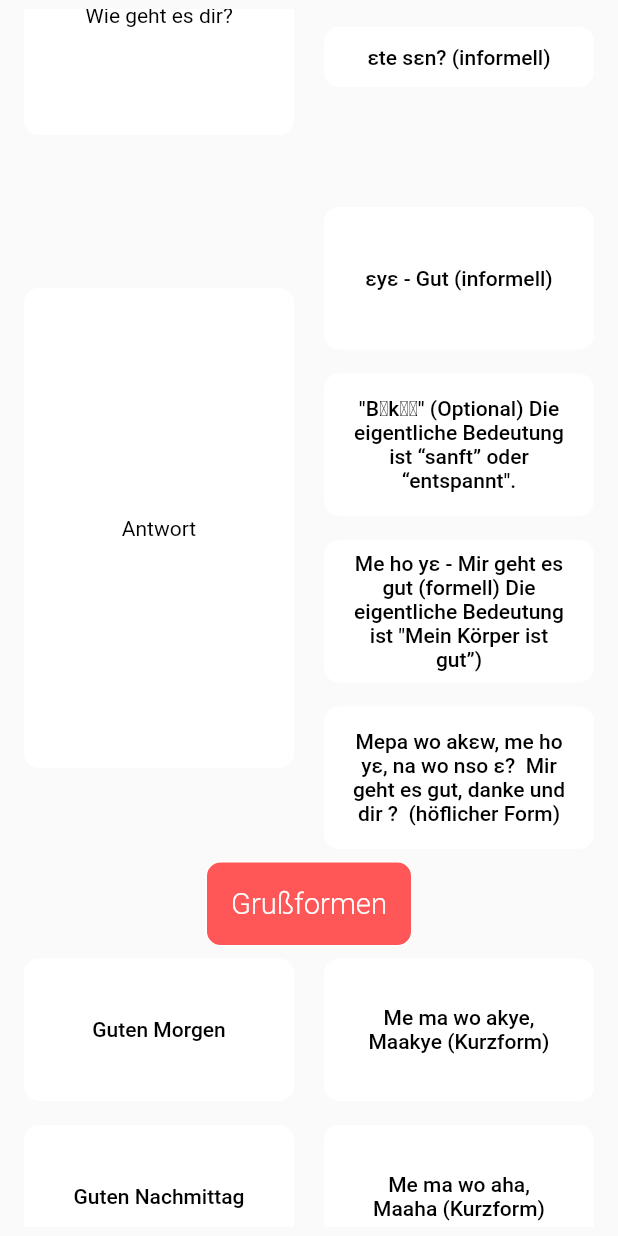
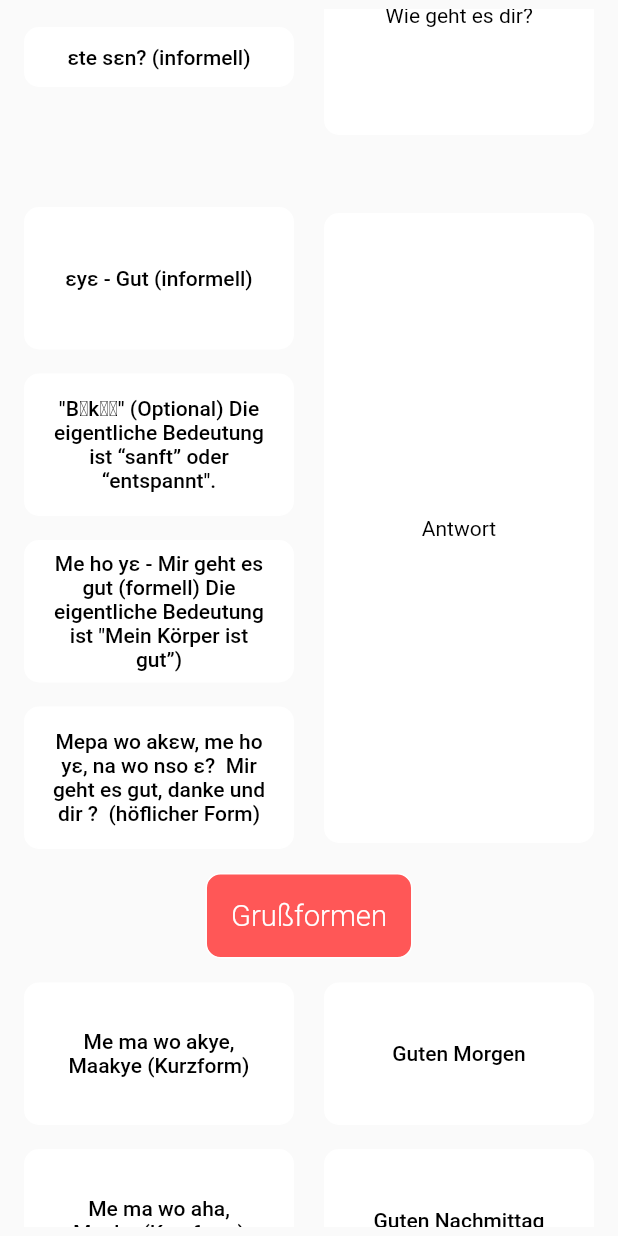
Before and after one commit to BeffJezos/sankofa, a Flutter app: the Haeufigesaetze screen opened directly, scrolled down 576 dp, on a phone screen of 412 x 824 dp. Run offline on Flutter 3.47's test engine with Material 2 defaults, Android fonts, the phone set to English and light mode, and no system bars; our stand-ins replace audioplayers, splashscreen.

Commit message:
Drittes Update

```diff
--- a/assets/quize/fragewoerterundrichtungsangabenquiz.json
+++ b/assets/quize/fragewoerterundrichtungsangabenquiz.json
@@ -4,11 +4,11 @@
     "2": "ɛhe?",
     "3": "ɛdeɛn?",
     "4": "ɛhe?",
-    "5": "dabeɛn?",
+    "5": "dab3n?",
     "6": "ɛhe?",
     "7": "sɛn?",
     "8": "adɛn?",
-    "9": "deɛ...ɛhe?",
+    "9": "de3he",
     "10": "nifa",
     "11": "bɛnkum",
     "12": "tee",
--- a/assets/quize/haeufigetwisaetzequiz.json
+++ b/assets/quize/haeufigetwisaetzequiz.json
@@ -6,7 +6,7 @@
     "4": "Wo ﬁre he?",
     "5": "Me ﬁri ...",
     "6": "Wadi mfeɛ sɛn ?",
-    "7": "Madi..",
+    "7": "M’adi",
     "8": "Wo ho te sen? (formell)",
     "9": "εte sεn? (informell)",
     "10": "εyε.",
--- a/assets/quize/tierequiz.json
+++ b/assets/quize/tierequiz.json
@@ -64,7 +64,7 @@
     },
     "11": {
       "a": "ɔbankuo/amankuo",
-      "b": "nantwie bedeɛ"
+      "b": "nantwie"
     },
     "12": {
       "a": "nantwinini",
@@ -114,7 +114,7 @@
     "8": "wowa",
     "9": "apɔnkye/abirekyie",
     "10": "odwan",
-    "11": "nantwie bedeɛ",
+    "11": "nantwie",
     "12": "nantwinini",
     "13": "patuo",
     "14": "dabodabo",
--- a/assets/quize/zeitangabenquiz.json
+++ b/assets/quize/zeitangabenquiz.json
@@ -17,7 +17,7 @@
     "15": "Wofür steht die Zeitangabe ɔkyena akyi?",
     "16": "Wofür steht die Zeitangabe akyire?",
     "17": "Wofür steht die Zeitangabe ɛtɔ da a?",
-    "18": "Wofür steht die Zeitangabe da diara?",
+    "18": "Wofür steht die Zeitangabe de3he?",
     "19": "Wofür steht die Zeitangabe nnawɔtwe biara?",
     "20": "Wofür steht die Zeitangabe berɛ?"
   },
--- a/lib/mainscreens/haeufige_twi_saetze.dart
+++ b/lib/mainscreens/haeufige_twi_saetze.dart
@@ -128,18 +128,6 @@ class _HaeufigesaetzeState extends State<Haeufigesaetze> {
                         children: [
                           Padding(
                             padding: const EdgeInsets.all(8.0),
-                            child: TripleVowelsRectangleWithTextzwei(
-                                functionality: 'Wie geht es dir?'),
-                          )
-                        ],
-                      ),
-                    ),
-                    Expanded(
-                      flex: 1,
-                      child: Column(
-                        children: [
-                          Padding(
-                            padding: const EdgeInsets.all(8.0),
                             child: SentencesRectangleWithTextzwei(
                               functionality: 'Wo ho te sen? (formell)',
                               input: 'Wo ho te sen',
@@ -155,6 +143,18 @@ class _HaeufigesaetzeState extends State<Haeufigesaetze> {
                         ],
                       ),
                     ),
+                    Expanded(
+                      flex: 1,
+                      child: Column(
+                        children: [
+                          Padding(
+                            padding: const EdgeInsets.all(8.0),
+                            child: TripleVowelsRectangleWithTextzwei(
+                                functionality: 'Wie geht es dir?'),
+                          )
+                        ],
+                      ),
+                    ),
                   ],
                 ),
                 Padding(
@@ -162,18 +162,6 @@ class _HaeufigesaetzeState extends State<Haeufigesaetze> {
                 ),
                 Row(
                   children: [
-                    Expanded(
-                      flex: 1,
-                      child: Column(
-                        children: [
-                          Padding(
-                            padding: const EdgeInsets.all(8.0),
-                            child: TripleVowelsRectangleWithTextdrei(
-                                functionality: 'Antwort'),
-                          )
-                        ],
-                      ),
-                    ),
                     Expanded(
                       flex: 1,
                       child: Column(
@@ -212,9 +200,23 @@ class _HaeufigesaetzeState extends State<Haeufigesaetze> {
                         ],
                       ),
                     ),
+                    Expanded(
+                      flex: 1,
+                      child: Column(
+                        children: [
+                          Padding(
+                            padding: const EdgeInsets.all(8.0),
+                            child: TripleVowelsRectangleWithTextdrei(
+                                functionality: 'Antwort'),
+                          )
                         ],
                       ),
-                Container(
+                    ),
+                  ],
+                ),
+                Padding(
+                  padding: const EdgeInsets.all(8.0),
+                  child: Container(
                     decoration: BoxDecoration(
                       border: Border.all(color: Colors.white),
                       borderRadius: BorderRadius.circular(10.0),
@@ -223,9 +225,8 @@ class _HaeufigesaetzeState extends State<Haeufigesaetze> {
                     margin: EdgeInsets.fromLTRB(24.0, 0.0, 24.0, 0.0),
                     child: Padding(
                       padding: const EdgeInsets.fromLTRB(16.0, 16.0, 16.0, 16.0),
-                    child: Text(
-                        'Grußformen',
-                        style: kNormalStyle),
+                      child: Text('Grußformen', style: kNormalStyle),
+                    ),
                   ),
                 ),
                 Row(
@@ -237,24 +238,22 @@ class _HaeufigesaetzeState extends State<Haeufigesaetze> {
                           Padding(
                             padding: const EdgeInsets.all(8.0),
                             child: SentencesTwoRectangleWithText(
-                              functionality:
-                              'Guten Morgen',
-                            ),
-                          ),
-                          Padding(
-                            padding: const EdgeInsets.all(8.0),
-                            child: SentencesTwoRectangleWithText(
-                              functionality:
-                              'Guten Nachmittag',
+                              functionality: 'Me ma wo akye, Maakye (Kurzform)',
                               input: 'Me ma who akye',
                             ),
                           ),
                           Padding(
                             padding: const EdgeInsets.all(8.0),
                             child: SentencesTwoRectangleWithText(
-                              functionality:
-                              'Guten Abend',
-                              input: 'Me ma who akye',
+                              functionality: 'Me ma wo aha, Maaha (Kurzform)',
+                              input: 'Me ma wo aha',
+                            ),
+                          ),
+                          Padding(
+                            padding: const EdgeInsets.all(8.0),
+                            child: SentencesTwoRectangleWithText(
+                              functionality: 'Me ma wo adwo, Maadwo (Kurzform)',
+                              input: 'Me ma wo adno',
                             ),
                           ),
                         ],
@@ -267,25 +266,21 @@ class _HaeufigesaetzeState extends State<Haeufigesaetze> {
                           Padding(
                             padding: const EdgeInsets.all(8.0),
                             child: SentencesTwoRectangleWithText(
-                              functionality:
-                                  'Me ma wo akye, Maakye (Kurzform)',
+                              functionality: 'Guten Morgen',
+                            ),
+                          ),
+                          Padding(
+                            padding: const EdgeInsets.all(8.0),
+                            child: SentencesTwoRectangleWithText(
+                              functionality: 'Guten Nachmittag',
                               input: 'Me ma who akye',
                             ),
                           ),
                           Padding(
                             padding: const EdgeInsets.all(8.0),
                             child: SentencesTwoRectangleWithText(
-                              functionality:
-                                  'Me ma wo aha, Maaha (Kurzform)',
-                              input: 'Me ma wo aha',
-                            ),
-                          ),
-                          Padding(
-                            padding: const EdgeInsets.all(8.0),
-                            child: SentencesTwoRectangleWithText(
-                              functionality:
-                                  'Me ma wo adwo, Maadwo (Kurzform)',
-                              input: 'Me ma wo adno',
+                              functionality: 'Guten Abend',
+                              input: 'Me ma who akye',
                             ),
                           ),
                         ],
@@ -298,19 +293,6 @@ class _HaeufigesaetzeState extends State<Haeufigesaetze> {
                 ),
                 Row(
                   children: [
-                    Expanded(
-                      flex: 1,
-                      child: Column(
-                        children: [
-                          Padding(
-                            padding: const EdgeInsets.all(8.0),
-                            child: TripleVowelsRectangleWithTextdrei(
-                                functionality:
-                                    'Antwort:                  Merke: Die Antwort hängt vom Alter ab'),
-                          )
-                        ],
-                      ),
-                    ),
                     Expanded(
                       flex: 1,
                       child: Column(
@@ -350,6 +332,19 @@ class _HaeufigesaetzeState extends State<Haeufigesaetze> {
                         ],
                       ),
                     ),
+                    Expanded(
+                      flex: 1,
+                      child: Column(
+                        children: [
+                          Padding(
+                            padding: const EdgeInsets.all(8.0),
+                            child: TripleVowelsRectangleWithTextdrei(
+                                functionality:
+                                    'Antwort:                  Merke: Die Antwort hängt vom Alter ab'),
+                          )
+                        ],
+                      ),
+                    ),
                   ],
                 ),
                 Padding(
@@ -357,18 +352,6 @@ class _HaeufigesaetzeState extends State<Haeufigesaetze> {
                 ),
                 Row(
                   children: [
-                    Expanded(
-                      flex: 1,
-                      child: Column(
-                        children: [
-                          Padding(
-                            padding: const EdgeInsets.all(8.0),
-                            child: TripleVowelsRectangleWithTextzwei(
-                                functionality: 'Auf Wiedersehen'),
-                          )
-                        ],
-                      ),
-                    ),
                     Expanded(
                       flex: 1,
                       child: Column(
@@ -391,10 +374,6 @@ class _HaeufigesaetzeState extends State<Haeufigesaetze> {
                         ],
                       ),
                     ),
-                  ],
-                ),
-                Row(
-                  children: [
                     Expanded(
                       flex: 1,
                       child: Column(
@@ -402,11 +381,16 @@ class _HaeufigesaetzeState extends State<Haeufigesaetze> {
                           Padding(
                             padding: const EdgeInsets.all(8.0),
                             child: TripleVowelsRectangleWithTextzwei(
-                                functionality: 'Gute Nacht'),
+                                functionality: 'Auf Wiedersehen'),
                           )
                         ],
                       ),
                     ),
+                  ],
+                ),
+                Row(
+                  children: [
+
                     Expanded(
                       flex: 1,
                       child: Column(
@@ -421,6 +405,18 @@ class _HaeufigesaetzeState extends State<Haeufigesaetze> {
                         ],
                       ),
                     ),
+                    Expanded(
+                      flex: 1,
+                      child: Column(
+                        children: [
+                          Padding(
+                            padding: const EdgeInsets.all(8.0),
+                            child: TripleVowelsRectangleWithTextzwei(
+                                functionality: 'Gute Nacht'),
+                          )
+                        ],
+                      ),
+                    ),
                   ],
                 ),
               ],
--- a/lib/mainscreens/sankofa_sprachkurs.dart
+++ b/lib/mainscreens/sankofa_sprachkurs.dart
@@ -38,6 +38,7 @@ class _SprachkursState extends State<Sprachkurs> {
                   margin: EdgeInsets.fromLTRB(24.0, 0.0, 24.0, 0.0),
                   child: Padding(
                     padding: const EdgeInsets.fromLTRB(16.0, 16.0, 16.0, 16.0),
+                    child: SingleChildScrollView(
                       child: Text(
                           'Sankofa ist ein altes westafrikanisches Symbol und bedeutet soviel wie “zurück zu du den Wurzeln”'
                           ' (um zu finden was verloren ging).Viele Afrikaner in Deutschland haben in der Vergangenheit leider versäumt,'
@@ -47,6 +48,7 @@ class _SprachkursState extends State<Sprachkurs> {
                           ' zu Grunde.Sankofa Sprachkurs möchte helfen, das Versäumte nachzuholen und stellt deshalb Unterrichtseinheiten'
                           ' zur Verfügung.Unser Ziel ist es, allen Interessierten die Sprache, sowie die Kultur und Geschichte zu vermitteln.',
                           style: kNormalStyle),
+                    ),
                   ),
                 ),
               ],
--- a/lib/mainscreens/selbstlaute.dart
+++ b/lib/mainscreens/selbstlaute.dart
@@ -149,7 +149,7 @@ class _SelbstlauteState extends State<Selbstlaute> {
                             padding: const EdgeInsets.all(4.0),
                             child: NumberRectangleWithTexteins(
                               functionality: 'opuro',
-                              input: 'Elchhoernchen',
+                              input: 'Eichhoernchen',
                             ),
                           ),
                           Padding(
--- a/lib/mainscreens/tiere.dart
+++ b/lib/mainscreens/tiere.dart
@@ -216,7 +216,7 @@ class _TiereState extends State<Tiere> {
                             padding: const EdgeInsets.all(8.0),
                             child: SentencesRectangleWithTextvier(
                               functionality: 'kɔtɔkɔ',
-                              input: 'kotko',
+                              input: 'kotoko',
                             ),
                           ),
                           Padding(
--- a/lib/mainscreens/zahlen.dart
+++ b/lib/mainscreens/zahlen.dart
@@ -22,7 +22,7 @@ class _ZahlenState extends State<Zahlen> {
               crossAxisAlignment: CrossAxisAlignment.center,
               children: [
                 Padding(
-                  padding: const EdgeInsets.fromLTRB(8.0, 32.0, 280.0, 32.0),
+                  padding: const EdgeInsets.fromLTRB(8.0, 32.0, 260.0, 32.0),
                   child: Text('Zahlen', style: kTitleStyle),
                 ),
                 Padding(
```
Also changed, not shown: assets/quize/farbenquiz.json (+4 -4 lines), lib/custom_things.dart (+14 -7 lines), lib/home_screen.dart (+8 -8 lines), lib/mainscreens/das_alphabet.dart (+4 -4 lines), lib/mainscreens/konsonanten.dart (+57 -15 lines), lib/mainscreens/wochentage.dart (+62 -62 lines). Lines whose indentation alone changed are shown as unchanged.
